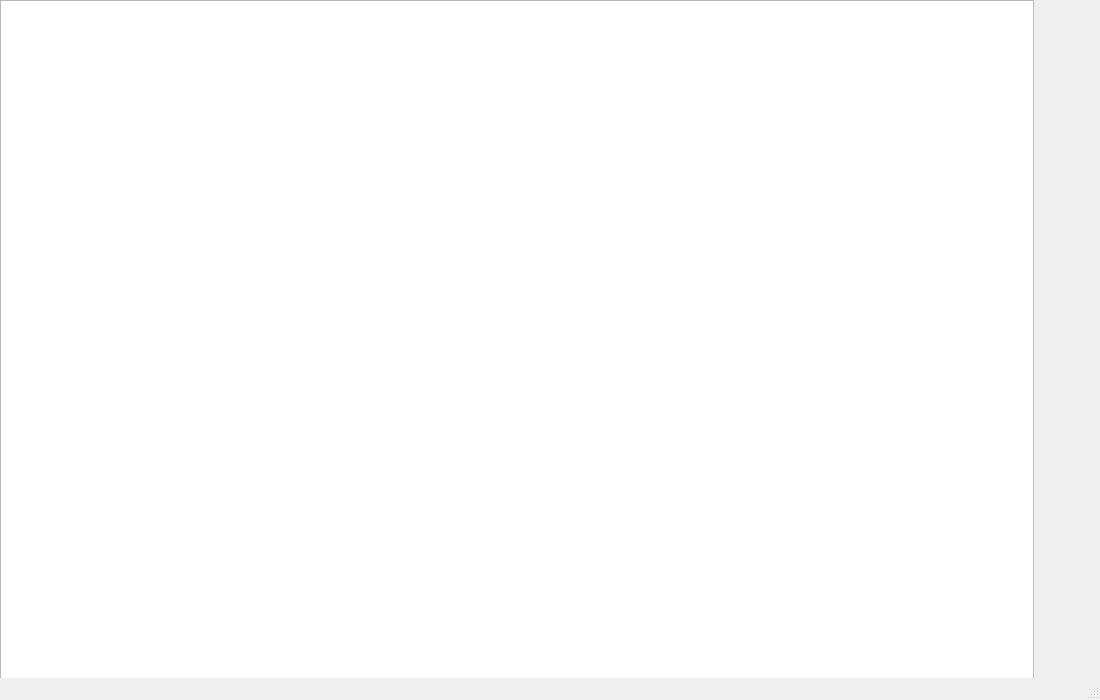
First picture: the form in mainwindow.ui, repository diegozuluaga737/laboratorio-5, before the edit.
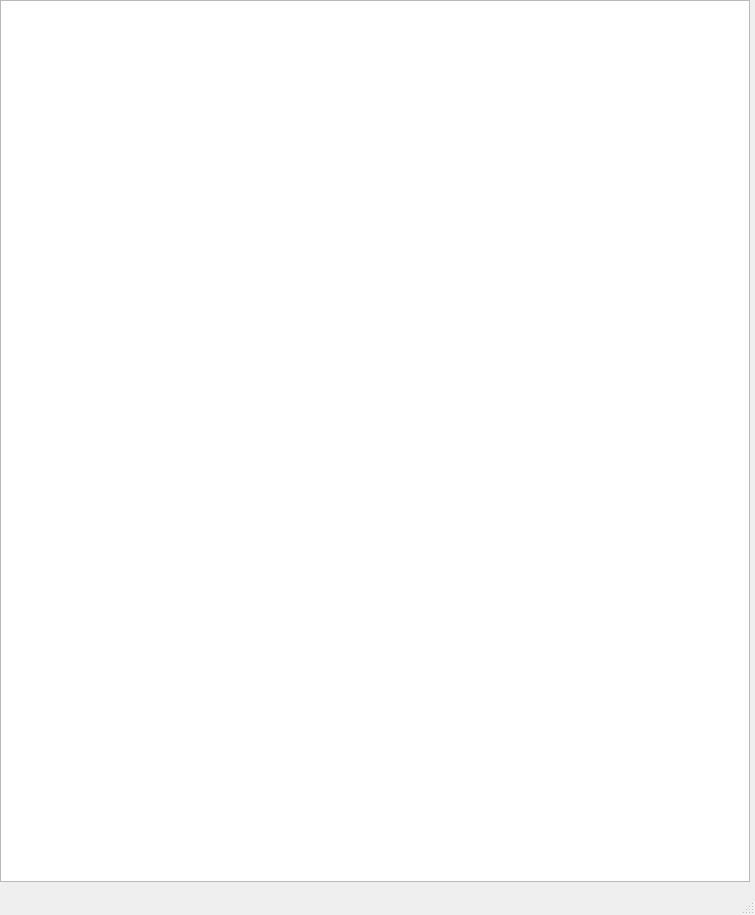
Second picture: the form after the edit.

The edit to the form file:
```diff
--- a/mainwindow.ui
+++ b/mainwindow.ui
@@ -9,10 +9,22 @@
    <rect>
     <x>0</x>
     <y>0</y>
-    <width>1100</width>
-    <height>700</height>
+    <width>755</width>
+    <height>915</height>
    </rect>
   </property>
+  <property name="minimumSize">
+   <size>
+    <width>755</width>
+    <height>915</height>
+   </size>
+  </property>
+  <property name="maximumSize">
+   <size>
+    <width>755</width>
+    <height>915</height>
+   </size>
+  </property>
   <property name="windowTitle">
    <string>MainWindow</string>
   </property>
@@ -22,10 +34,22 @@
      <rect>
       <x>0</x>
       <y>0</y>
-      <width>1034</width>
-      <height>698</height>
+      <width>750</width>
+      <height>882</height>
      </rect>
     </property>
+    <property name="minimumSize">
+     <size>
+      <width>750</width>
+      <height>882</height>
+     </size>
+    </property>
+    <property name="maximumSize">
+     <size>
+      <width>750</width>
+      <height>882</height>
+     </size>
+    </property>
    </widget>
   </widget>
   <widget class="QMenuBar" name="menubar">
```
Left out of the diff: 2 changed lines with no effect on the pictures.
